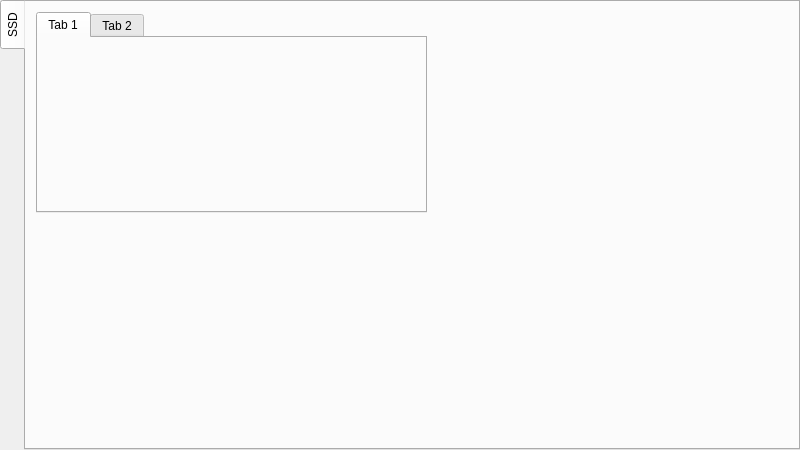
This is TopmoreKit/TopmoreKitMainWindow.ui in MouriNaruto/TopmoreKitPrototype as Qt 5 draws it before an edit. The edited form follows.
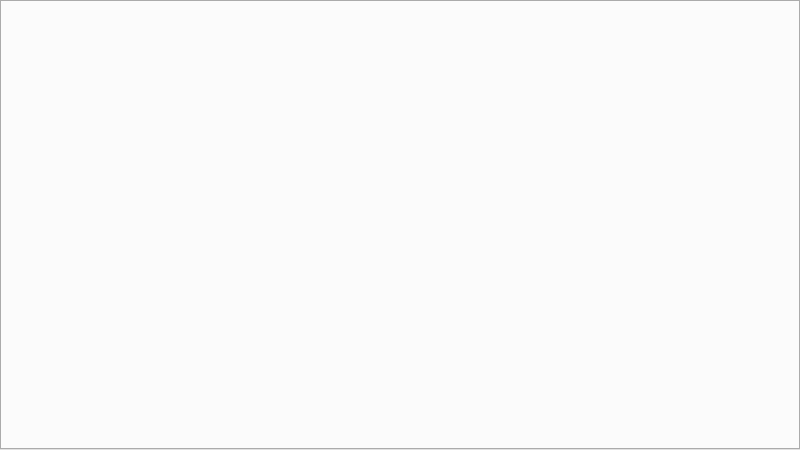
This is the edited form.

Commit message: Split the SSD manager tab from main window.

Diff of the .ui file:
```diff
--- a/TopmoreKit/TopmoreKitMainWindow.ui
+++ b/TopmoreKit/TopmoreKitMainWindow.ui
@@ -44,36 +44,6 @@
       <property name="currentIndex">
        <number>0</number>
       </property>
-      <widget class="QWidget" name="SSDManagerTab">
-       <attribute name="title">
-        <string>SSD</string>
-       </attribute>
-       <widget class="QTabWidget" name="tabWidget">
-        <property name="geometry">
-         <rect>
-          <x>10</x>
-          <y>10</y>
-          <width>391</width>
-          <height>201</height>
-         </rect>
-        </property>
-        <property name="styleSheet">
-         <string notr="true">QTabBar::tab {
-    alignment: left
-}</string>
-        </property>
-        <widget class="QWidget" name="tab">
-         <attribute name="title">
-          <string>Tab 1</string>
-         </attribute>
-        </widget>
-        <widget class="QWidget" name="tab_2">
-         <attribute name="title">
-          <string>Tab 2</string>
-         </attribute>
-        </widget>
-       </widget>
-      </widget>
      </widget>
     </item>
    </layout>
```
Left out of the diff: 2 changed lines with no effect on the pictures. The commit also changes 6 other files.
